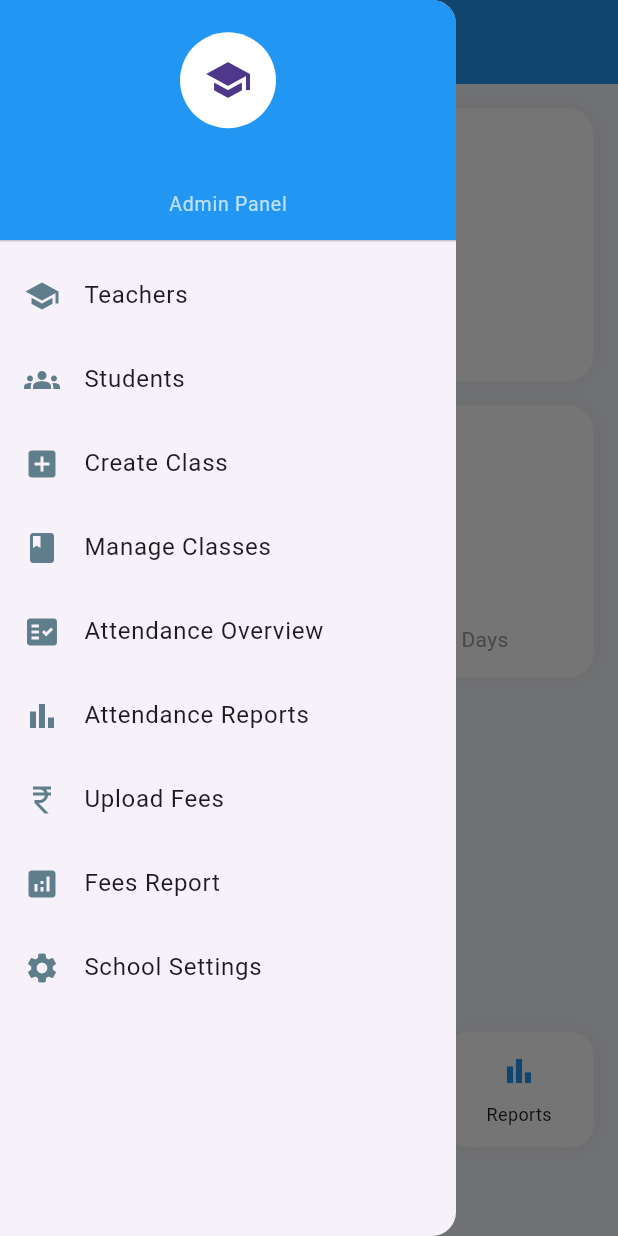
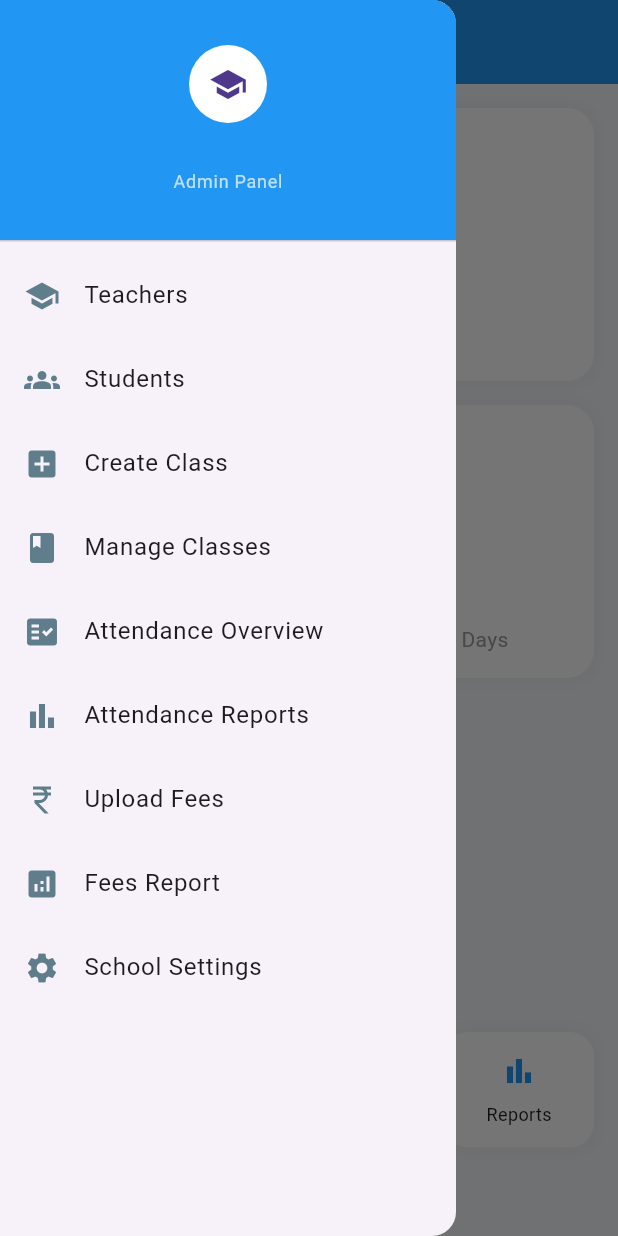
Before and after one commit to THIRUSAKTH/School-Data-Management-System, a Flutter app: the AdminDashboard screen opened directly with empty values, with the side drawer open, on a phone screen of 412 x 824 dp. Run offline on Flutter 3.47's test engine with Material 3 defaults, Android fonts, the phone set to English and light mode, and no system bars; our stand-ins replace cloud_firestore, firebase_auth, firebase_core, firebase_storage, fl_chart, image_picker and 1 more; accounts and stored records are empty.

Commit message:
changes in pubsecyaml

```diff
--- a/lib/screens/admin/admin_dashboard.dart
+++ b/lib/screens/admin/admin_dashboard.dart
@@ -240,6 +240,7 @@ class AdminDashboard extends StatelessWidget {
               }
 
               return DrawerHeader(
+                padding: const EdgeInsets.symmetric(horizontal: 16, vertical: 12),
                 decoration: const BoxDecoration(
                   color: Colors.blue,
                 ),
@@ -247,38 +248,42 @@ class AdminDashboard extends StatelessWidget {
                   mainAxisAlignment: MainAxisAlignment.center,
                   children: [
 
+                    /// LOGO
                     CircleAvatar(
-                      radius: 32,
+                      radius: 26, // slightly reduced
                       backgroundColor: Colors.white,
                       backgroundImage: logoUrl.isNotEmpty
                           ? NetworkImage(logoUrl)
                           : null,
                       child: logoUrl.isEmpty
-                          ? const Icon(Icons.school, size: 32)
+                          ? const Icon(Icons.school, size: 26)
                           : null,
                     ),
 
-                    const SizedBox(height: 10),
+                    const SizedBox(height: 6),
 
-                    Text(
+                    /// SCHOOL NAME
+                    Flexible(
+                      child: Text(
                         schoolName,
                         textAlign: TextAlign.center,
                         maxLines: 2,
                         overflow: TextOverflow.ellipsis,
                         style: const TextStyle(
                           color: Colors.white,
-                        fontSize: 18,
+                          fontSize: 15,
                           fontWeight: FontWeight.bold,
                         ),
                       ),
+                    ),
 
-                    const SizedBox(height: 4),
+                    const SizedBox(height: 2),
 
                     const Text(
                       "Admin Panel",
                       style: TextStyle(
                         color: Colors.white70,
-                        fontSize: 13,
+                        fontSize: 12,
                       ),
                     ),
                   ],
@@ -351,25 +356,17 @@ class AdminDashboard extends StatelessWidget {
     required Color color,
     required Stream<QuerySnapshot> stream,
   }) {
-
     return StreamBuilder<QuerySnapshot>(
       stream: stream,
       builder: (context, snapshot) {
 
-        int count = snapshot.hasData
-            ? snapshot.data!.docs.length
-            : 0;
+        int count = snapshot.hasData ? snapshot.data!.docs.length : 0;
 
-        return TweenAnimationBuilder(
-          tween: Tween<double>(begin: 0, end: 1),
-          duration: const Duration(milliseconds: 500),
-          builder: (context, double value, child) {
-            return Transform.scale(
-              scale: value,
-              child: child,
-            );
-          },
-          child: Container(
+        return TweenAnimationBuilder<int>(
+          tween: IntTween(begin: 0, end: count),
+          duration: const Duration(milliseconds: 800),
+          builder: (context, value, child) {
+            return Container(
               padding: const EdgeInsets.all(16),
               decoration: BoxDecoration(
                 color: Colors.white,
@@ -386,27 +383,28 @@ class AdminDashboard extends StatelessWidget {
                 children: [
 
                   CircleAvatar(
-                  backgroundColor:
-                  color.withOpacity(.15),
+                    backgroundColor: color.withOpacity(.15),
                     child: Icon(icon, color: color),
                   ),
 
                   const Spacer(),
 
                   Text(
-                  count.toString(),
+                    value.toString(),
                     style: const TextStyle(
-                      fontSize: 24,
-                      fontWeight: FontWeight.bold),
+                      fontSize: 26,
+                      fontWeight: FontWeight.bold,
                     ),
+                  ),
+
                   Text(
                     title,
-                  style: const TextStyle(
-                      color: Colors.grey),
+                    style: const TextStyle(color: Colors.grey),
                   ),
                 ],
               ),
-          ),
+            );
+          },
         );
       },
     );
--- a/pubspec.yaml
+++ b/pubspec.yaml
@@ -47,7 +47,7 @@ dependencies:
   image_picker: ^1.1.2
   image_cropper: ^9.1.0
   http: ^1.0.0
-  fl_chart: ^0.66.0
+  fl_chart: ^0.68.0
   intl: ^0.18.0
   file_picker: ^8.0.0
   razorpay_flutter: ^1.3.6
```
Lines whose indentation alone changed are shown as unchanged.
